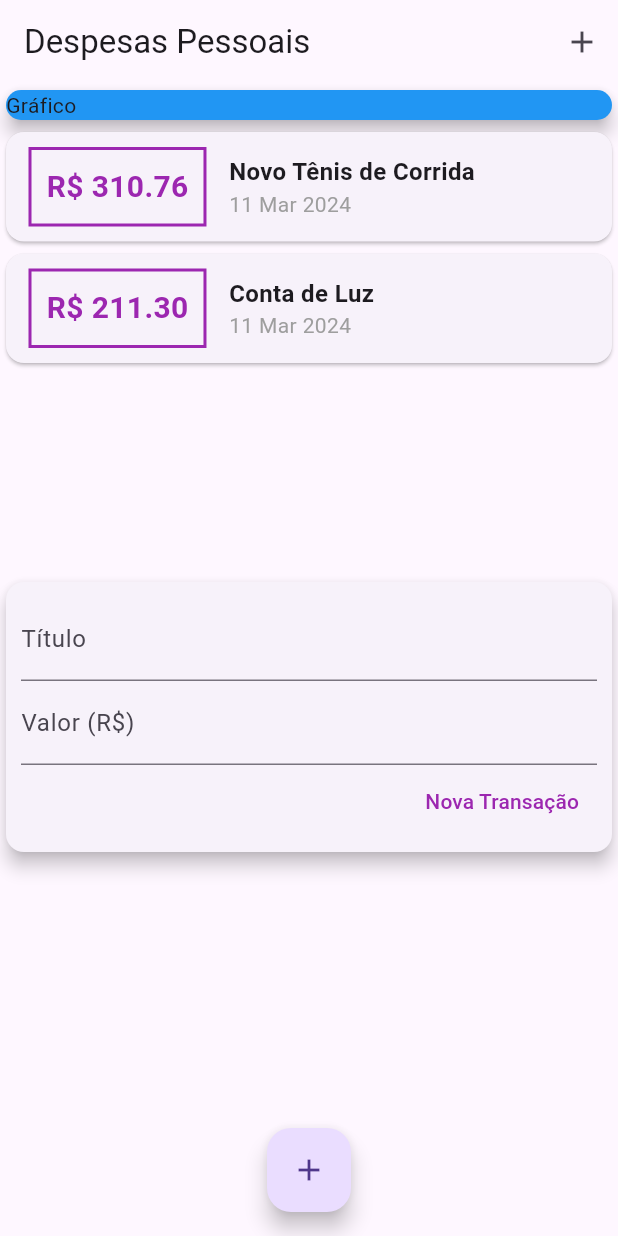
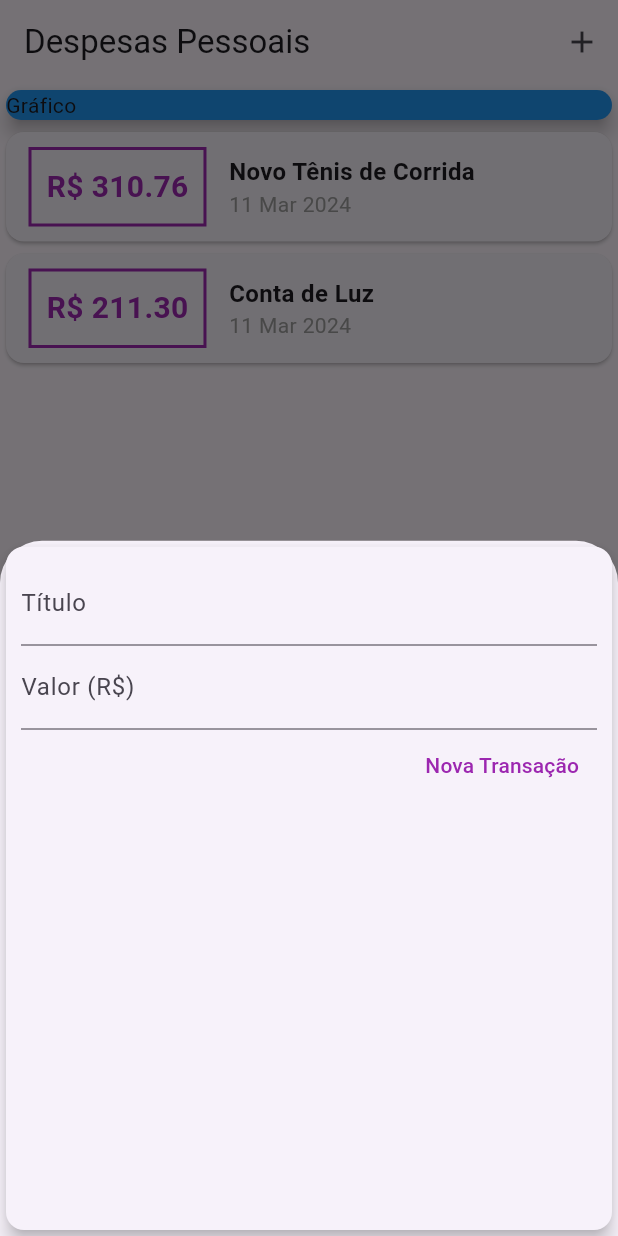
Before and after one commit to fercguerra/flutter_corder2024, a Flutter app: the screen it shows after launch, after a tap on the "add" icon, on a phone screen of 412 x 824 dp. Run offline on Flutter 3.47's test engine with Material 3 defaults, Android fonts, the phone set to English and light mode, and no system bars.

Commit message:
Alterações

```diff
--- a/expenses/lib/components/transaction_form.dart
+++ b/expenses/lib/components/transaction_form.dart
@@ -1,14 +1,20 @@
 
 import 'package:flutter/material.dart';
 
-class TransactionForm extends StatelessWidget {
-
-  final titleController = TextEditingController();
-  final valueController = TextEditingController();
+class TransactionForm extends StatefulWidget {
 
   final void Function(String, double) onSubmit;
 
   TransactionForm(this.onSubmit);
+
+  @override
+  State<TransactionForm> createState() => _TransactionFormState();
+}
+
+class _TransactionFormState extends State<TransactionForm> {
+  final titleController = TextEditingController();
+
+  final valueController = TextEditingController();
 
   _sumbmitForm(){
     final title = titleController.text;
@@ -17,7 +23,7 @@ class TransactionForm extends StatelessWidget {
     if(title.isEmpty || value <= 0){
       return;
     }
-    onSubmit(title, value);
+    widget.onSubmit(title, value);
   }
 
   @override
--- a/expenses/lib/components/transaction_user.dart
+++ /dev/null
@@ -1,56 +0,0 @@
-import 'dart:math';
-
-import 'package:expenses/models/transaction.dart';
-import 'package:flutter/material.dart';
-import 'package:expenses/components/transaction_form.dart';
-import 'package:expenses/components/transaction_list.dart';
-
-
-
-class TransactionUser extends StatefulWidget {
-  const TransactionUser({Key? key}) : super(key: key);
-
-  @override
-  State<TransactionUser> createState() => _TransactionUserState();
-}
-
-class _TransactionUserState extends State<TransactionUser> {
-  final _transactions = [
-    Transaction(
-      id: 't1',
-      title: 'Novo Tênis de Corrida',
-      value: 310.76,
-      date: DateTime.now(),
-    ),
-    Transaction(
-      id: 't2',
-      title: 'Conta de Luz',
-      value: 211.30,
-      date: DateTime.now(),
-    ),
-  ];
-
-  _addTransaction(String title, double value) {
-    final newTransaction = Transaction(
-      id: Random().nextDouble().toString(),
-      title: title,
-      value: value,
-      date: DateTime.now(),
-    );
-
-    setState(() {
-      _transactions.add(newTransaction);
-    });
-  }
-
-  @override
-  Widget build(BuildContext context) {
-
-   return Column(
-    children: [
-      TransactionList(_transactions),
-      TransactionForm(_addTransaction),
-    ],
-   );
-  }
-  }
--- a/expenses/lib/main.dart
+++ b/expenses/lib/main.dart
@@ -1,5 +1,9 @@
-import 'package:expenses/components/transaction_user.dart';
+import 'package:expenses/components/transaction_form.dart';
 import 'package:flutter/material.dart';
+import 'dart:math';
+import 'components/transaction_form.dart';
+import 'components/transaction_list.dart';
+import 'models/transaction.dart';
 
 main() => runApp(const ExpensesApp());
 
@@ -7,26 +11,67 @@ class ExpensesApp extends StatelessWidget {
   const ExpensesApp({Key? key}) : super(key: key);
   @override
   Widget build(BuildContext context) {
-    return MaterialApp(debugShowCheckedModeBanner: false, home: MyHomePage());
+    return const MaterialApp(home: MyHomePage());
   }
 }
 
-class MyHomePage extends StatelessWidget {
-  MyHomePage({Key? key}) : super(key: key);
+class MyHomePage extends StatefulWidget {
+  const MyHomePage({Key? key}) : super(key: key);
+
+  @override
+  State<MyHomePage> createState() => _MyHomePageState();
+}
+
+class _MyHomePageState extends State<MyHomePage> {
+  final _transactions = [
+    Transaction(
+      id: 't1',
+      title: 'Novo Tênis de Corrida',
+      value: 310.76,
+      date: DateTime.now(),
+    ),
+    Transaction(
+      id: 't2',
+      title: 'Conta de Luz',
+      value: 211.30,
+      date: DateTime.now(),
+    ),
+  ];
+
+  _addTransaction(String title, double value) {
+    final newTransaction = Transaction(
+      id: Random().nextDouble().toString(),
+      title: title,
+      value: value,
+      date: DateTime.now(),
+    );
+
+    setState(() {
+      _transactions.add(newTransaction);
+    });
+  }
+
+  _openTransactionFormModal(BuildContext context) {
+    showModalBottomSheet(
+      context: context,
+      builder: (_) {
+        return TransactionForm(_addTransaction);
+      },
+    );
+  }
 
   @override
   Widget build(BuildContext context) {
+
     return Scaffold(
+
       appBar: AppBar(
         title: const Text('Despesas Pessoais'),
         actions: [
           IconButton(
-            icon: Icon(Icons.add),
-            onPressed: (() {
-
-            }),),
-
-
+            icon: const Icon(Icons.add),
+            onPressed: () => _openTransactionFormModal(context),
+          ),
         ],
       ),
       body: SingleChildScrollView(
@@ -40,15 +85,13 @@ class MyHomePage extends StatelessWidget {
                 elevation: 5,
               ),
             ),
-            TransactionUser(),
+            TransactionList(_transactions),
           ],
         ),
       ),
       floatingActionButton: FloatingActionButton(
-        child: Icon(Icons.add),
-        onPressed: (() {
-
-        }),
+        child: const Icon(Icons.add),
+        onPressed: () => _openTransactionFormModal(context),
       ),
       floatingActionButtonLocation: FloatingActionButtonLocation.centerFloat,
     );
```
